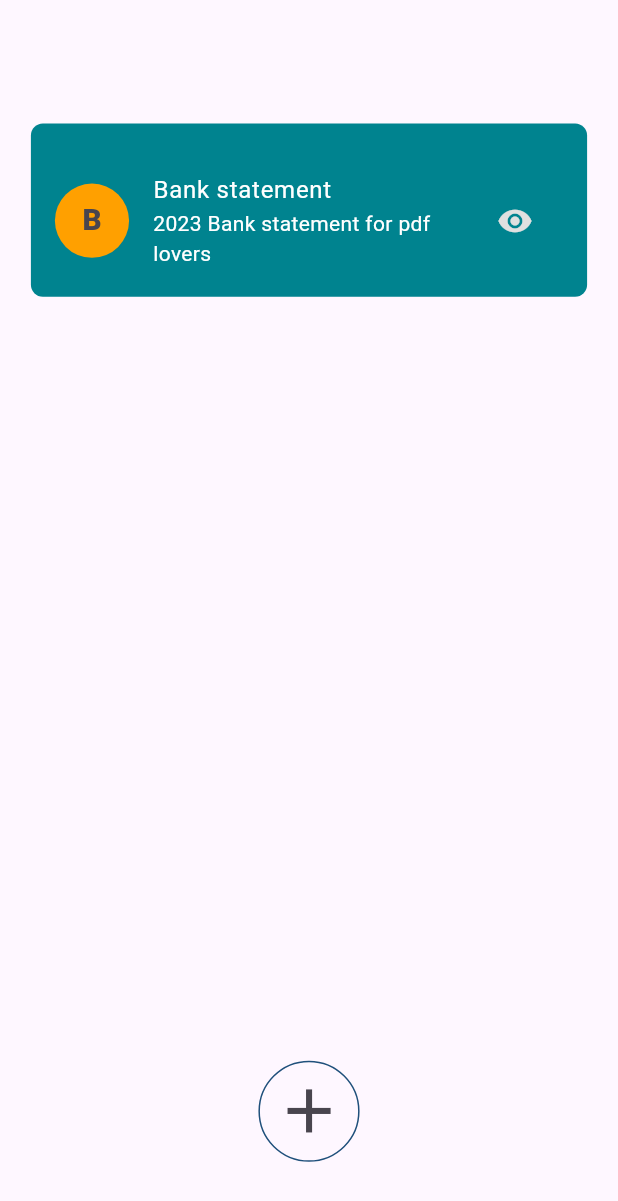
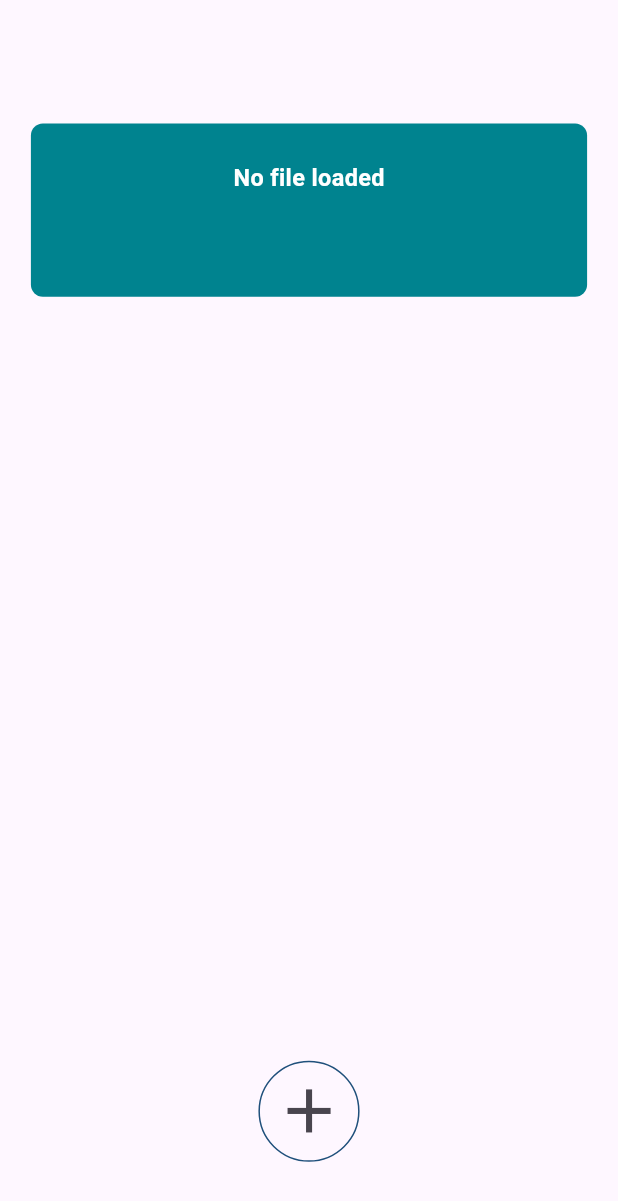
Before and after one commit to XROLE/ml-flutter, a Flutter app: the screen it shows after launch, after a tap on the "add" icon, on a phone screen of 412 x 824 dp. Shown: the top 1201 px of the screen. Run offline on Flutter 3.47's test engine with Material 3 defaults, Android fonts, the phone set to English and light mode, and no system bars; our stand-ins replace file_picker; missing offline and left inert: pdf_text.

Commit message:
implement pdf picking and text extraction

```diff
--- a/lib/main.dart
+++ b/lib/main.dart
@@ -2,20 +2,19 @@ import 'package:flutter/material.dart';
 import 'package:ml_flutter/ui/pdf_text_extraction_page.dart';
 
 void main() {
+  WidgetsFlutterBinding.ensureInitialized();
   runApp(const MyApp());
 }
 
 class MyApp extends StatelessWidget {
   const MyApp({super.key});
 
-  // This widget is the root of your application.
   @override
   Widget build(BuildContext context) {
     return MaterialApp(
       title: 'Machine Learning Projects',
       debugShowCheckedModeBanner: false,
       theme: ThemeData(
-
         colorScheme: ColorScheme.fromSeed(seedColor: Colors.deepPurple),
       ),
       home: PdfTextExtractionPage(),
--- a/lib/ui/pdf_text_extraction_page.dart
+++ b/lib/ui/pdf_text_extraction_page.dart
@@ -1,7 +1,11 @@
+import 'dart:io';
+
+import 'package:file_picker/file_picker.dart';
 import 'package:flutter/material.dart';
 import 'package:ml_flutter/constants/app_colors.dart';
 import 'package:ml_flutter/ui/widget/action_button.dart';
 import 'package:ml_flutter/ui/widget/padded_container.dart';
+import 'package:pdf_text/pdf_text.dart';
 
 class PdfTextExtractionPage extends StatefulWidget {
   const PdfTextExtractionPage({super.key});
@@ -11,6 +15,33 @@ class PdfTextExtractionPage extends StatefulWidget {
 }
 
 class _PdfTextExtractionPageState extends State<PdfTextExtractionPage> {
+  File? pickedFile;
+  String? fileName;
+  String doc = "";
+
+  Future<void> pickFile() async {
+    FilePickerResult? result = await FilePicker.platform.pickFiles(
+      type: FileType.custom,
+      allowedExtensions: ['pdf'],
+    );
+
+    if (result != null) {
+      File? file = File(result.files.single.path!);
+      PDFDoc pdfDoc = await PDFDoc.fromFile(file);
+      String extractedText = await pdfDoc.text;
+      print("extractedText =====================> $extractedText");
+      setState(() {
+        fileName = result.files.single.name;
+        pickedFile = file;
+        doc = extractedText;
+      });
+    } else {
+      setState(() {
+        fileName = null;
+      });
+    }
+  }
+
   @override
   Widget build(BuildContext context) {
     final size = MediaQuery.of(context).size;
@@ -24,6 +55,7 @@ class _PdfTextExtractionPageState extends State<PdfTextExtractionPage> {
                 SizedBox(height: size.height * .1),
                 Container(
                   height: size.height * .14,
+                  width: size.width,
                   decoration: BoxDecoration(
                     color: Colors.cyan[800],
                     borderRadius: BorderRadius.circular(8),
@@ -31,7 +63,18 @@ class _PdfTextExtractionPageState extends State<PdfTextExtractionPage> {
                   child: Column(
                     children: [
                       SizedBox(height: size.height * .03),
-                      ListTile(
+                      pickedFile == null
+                          ? Center(
+                            child: Text(
+                              "No file loaded",
+                              style: TextStyle(
+                                color: Colors.white,
+                                fontWeight: FontWeight.bold,
+                                fontSize: size.height * .019,
+                              ),
+                            ),
+                          )
+                          : ListTile(
                             leading: Container(
                               height: size.height * .06,
                               width: size.height * .06,
@@ -56,16 +99,31 @@ class _PdfTextExtractionPageState extends State<PdfTextExtractionPage> {
                               style: TextStyle(color: Colors.white),
                             ),
                             subtitle: Text(
-                          "2023 Bank statement for pdf lovers",
+                              fileName ?? "",
                               style: TextStyle(color: Colors.white),
                             ),
                             trailing: IconButton(
                               onPressed: () {},
-                          icon: Icon(Icons.visibility, color: Colors.grey[300]),
+                              icon: Icon(
+                                Icons.visibility,
+                                color: Colors.grey[300],
+                              ),
                             ),
                           ),
                     ],
                   ),
+                ),
+                SizedBox(height: size.height * .015),
+                Container(
+                  padding: EdgeInsets.symmetric(
+                    horizontal: size.width * .04,
+                    vertical: size.height * .02,
+                  ),
+                  height: size.height * .5,
+                  decoration: BoxDecoration(
+                    borderRadius: BorderRadius.circular(8),
+                  ),
+                  child: SingleChildScrollView(child: Text(doc)),
                 ),
               ],
             ),
@@ -73,11 +131,20 @@ class _PdfTextExtractionPageState extends State<PdfTextExtractionPage> {
             Column(
               children: [
                 SizedBox(height: size.height * .03),
-Center(child: Container(
+                Center(
+                  child: Container(
                     decoration: BoxDecoration(
-    border: Border.all(color: AppColors.richBlue),borderRadius: BorderRadius.circular(size.height * .05)
+                      border: Border.all(color: AppColors.richBlue),
+                      borderRadius: BorderRadius.circular(size.height * .05),
                     ),
-  child: IconButton(onPressed: (){}, icon: Icon(Icons.add, size: size.height * .06,))),),
+                    child: IconButton(
+                      onPressed: () async {
+                        await pickFile();
+                      },
+                      icon: Icon(Icons.add, size: size.height * .06),
+                    ),
+                  ),
+                ),
                 SizedBox(height: size.height * .06),
               ],
             ),
--- a/pubspec.yaml
+++ b/pubspec.yaml
@@ -35,6 +35,7 @@ dependencies:
   # Use with the CupertinoIcons class for iOS style icons.
   cupertino_icons: ^1.0.8
   file_picker: ^10.3.1
+  pdf_text: ^0.5.0
 
 dev_dependencies:
   flutter_test:
```
Also changed, not shown: pubspec.lock, 4 other files. Lines whose indentation alone changed are shown as unchanged.
